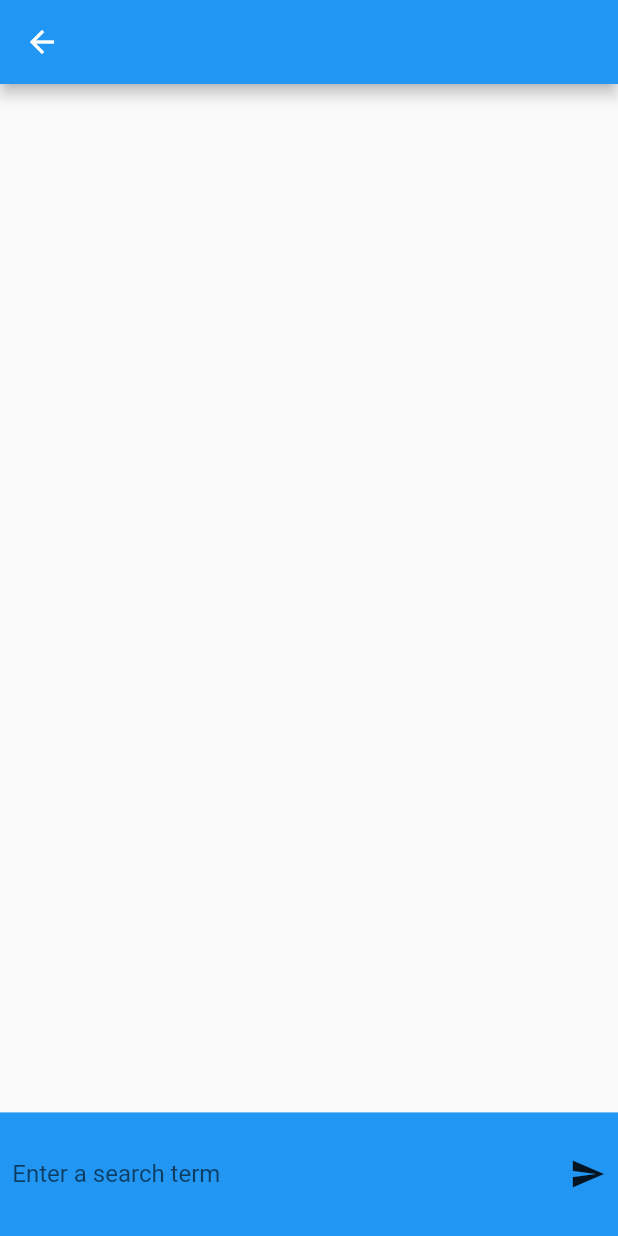
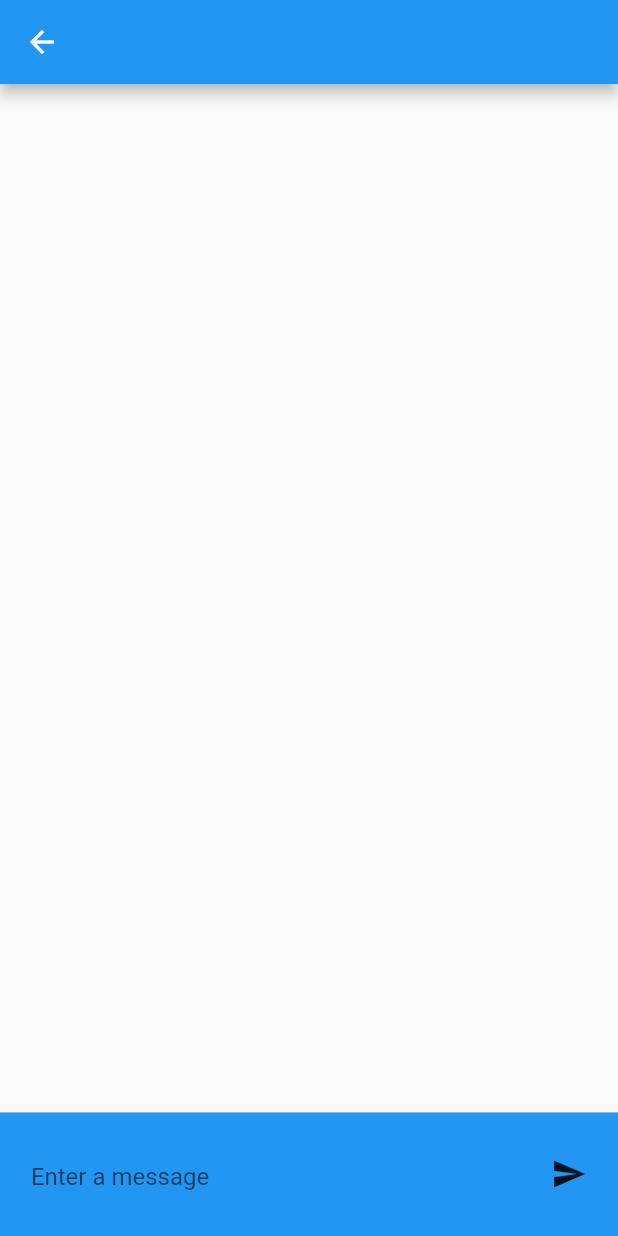
Before and after one commit to baifengheixi/tradix, a Flutter app: the ChatMobileView screen opened directly, on a phone screen of 412 x 824 dp. Run offline on Flutter 3.47's test engine with Material 2 defaults, Android fonts, the light colour scheme and no system bars; our stand-ins replace animated_bottom_navigation_bar, auto_route, auto_size_text, bloc, carousel_slider, flutter_bloc and 6 more; missing offline and left inert: dart_openai; generated files the repository leaves out were written again.

Commit message:
feat(🚀): add chat section that user can chat with ai

```diff
--- a/lib/business_logic/blocs/chat_openai/chat_openai_event.dart
+++ /dev/null
@@ -1,6 +0,0 @@
-part of 'chat_openai_bloc.dart';
-
-@immutable
-abstract class ChatOpenAIEvent {}
-
-class ChatOpenAIFetchEvent extends ChatOpenAIEvent {}
--- a/lib/business_logic/blocs/chat_openai/chat_openai_state.dart
+++ /dev/null
@@ -1,37 +0,0 @@
-part of 'chat_openai_bloc.dart';
-
-@immutable
-abstract class ChatOpenAIState {
-  final String? message;
-  final String? errorMessage;
-  final int? statusCode;
-  final bool isLoading;
-
-  const ChatOpenAIState({
-    this.message = '',
-    this.errorMessage,
-    this.statusCode,
-    this.isLoading = false,
-  });
-}
-
-class ChatOpenAIInitial extends ChatOpenAIState {}
-
-class ChatOpenAILoading extends ChatOpenAIState {
-  const ChatOpenAILoading() : super(isLoading: true);
-}
-
-class ChatOpenAILoaded extends ChatOpenAIState {
-  const ChatOpenAILoaded({required String message}) : super(message: message, isLoading: false);
-}
-
-class ChatOpenAIError extends ChatOpenAIState {
-  const ChatOpenAIError({
-    required String? errorMessage,
-    required int? statusCode,
-  }) : super(
-          errorMessage: errorMessage,
-          isLoading: false,
-          statusCode: statusCode,
-        );
-}
--- /dev/null
+++ b/lib/presentation/screens/chat/bloc/ai_message/ai_message_bloc.dart
@@ -0,0 +1,36 @@
+import 'package:bloc/bloc.dart';
+import 'package:dart_openai/openai.dart';
+import 'package:injectable/injectable.dart';
+import 'package:meta/meta.dart';
+import 'package:tradix/data/repositories/chat_openai_repository.dart';
+
+part 'ai_message_event.dart';
+part 'ai_message_state.dart';
+
+@injectable
+class AIMessageBloc extends Bloc<AIMessageEvent, AIMessageState> {
+  final ChatOpenAIRepository _chatOpenAIRepository;
+
+  AIMessageBloc(this._chatOpenAIRepository) : super(AIMessageInitial()) {
+    on<AIMessageFetchEvent>((event, emit) async {
+      emit(AIMessageLoading());
+      OpenAI.apiKey = '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';
+
+      try {
+        var chatCompletion = _chatOpenAIRepository.chatStream(
+          messages: event.history,
+        );
+
+        await emit.forEach(chatCompletion, onData: (chatStreamEvent) {
+          String? data = chatStreamEvent.choices.first.delta.content ?? '';
+
+          return AIMessageLoaded(message: "${state.message} $data");
+        }).whenComplete(() {
+          emit(AIMessageLoaded(message: state.message, isCompleted: true));
+        });
+      } on RequestFailedException catch (e) {
+        emit(AIMessageError(errorMessage: e.message));
+      }
+    });
+  }
+}
--- /dev/null
+++ b/lib/presentation/screens/chat/bloc/ai_message/ai_message_event.dart
@@ -0,0 +1,18 @@
+part of 'ai_message_bloc.dart';
+
+@immutable
+abstract class AIMessageEvent {
+  final List<OpenAIChatCompletionChoiceMessageModel> history;
+
+  const AIMessageEvent({
+    required this.history,
+  });
+}
+
+class AIMessageFetchEvent extends AIMessageEvent {
+  const AIMessageFetchEvent({
+    required List<OpenAIChatCompletionChoiceMessageModel> history,
+  }) : super(
+          history: history,
+        );
+}
--- /dev/null
+++ b/lib/presentation/screens/chat/bloc/ai_message/ai_message_state.dart
@@ -0,0 +1,36 @@
+part of 'ai_message_bloc.dart';
+
+@immutable
+abstract class AIMessageState {
+  final bool isCompleted;
+  final String? errorMessage;
+  final String message;
+
+  const AIMessageState({
+    this.message = '',
+    this.errorMessage,
+    this.isCompleted = false,
+  });
+}
+
+class AIMessageInitial extends AIMessageState {}
+
+class AIMessageLoading extends AIMessageState {}
+
+class AIMessageLoaded extends AIMessageState {
+  const AIMessageLoaded({
+    required String message,
+    bool? isCompleted,
+  }) : super(
+          message: message,
+          isCompleted: isCompleted ?? false,
+        );
+}
+
+class AIMessageError extends AIMessageState {
+  const AIMessageError({
+    required String? errorMessage,
+  }) : super(
+          errorMessage: errorMessage,
+        );
+}
--- /dev/null
+++ b/lib/presentation/screens/chat/cubit/history_message/history_message_cubit.dart
@@ -0,0 +1,18 @@
+import 'package:bloc/bloc.dart';
+import 'package:dart_openai/openai.dart';
+import 'package:meta/meta.dart';
+
+part 'history_message_state.dart';
+
+class HistoryMessageCubit extends Cubit<HistoryMessageState> {
+  HistoryMessageCubit() : super(HistoryMessageInitial());
+
+  push(String message, OpenAIChatMessageRole role) {
+    var lastChat = OpenAIChatCompletionChoiceMessageModel(
+      role: role,
+      content: message,
+    );
+
+    emit(HistoryMessageUpdate(history: [...state.history, lastChat]));
+  }
+}
--- /dev/null
+++ b/lib/presentation/screens/chat/cubit/history_message/history_message_state.dart
@@ -0,0 +1,20 @@
+part of 'history_message_cubit.dart';
+
+@immutable
+abstract class HistoryMessageState {
+  final List<OpenAIChatCompletionChoiceMessageModel> history;
+
+  const HistoryMessageState({
+    this.history = const [],
+  });
+}
+
+class HistoryMessageInitial extends HistoryMessageState {}
+
+class HistoryMessageUpdate extends HistoryMessageState {
+  const HistoryMessageUpdate({
+    required history,
+  }) : super(
+          history: history,
+        );
+}
--- /dev/null
+++ b/lib/presentation/screens/chat/cubit/user_message/user_message_cubit.dart
@@ -0,0 +1,16 @@
+import 'package:bloc/bloc.dart';
+import 'package:meta/meta.dart';
+
+part 'user_message_state.dart';
+
+class UserMessageCubit extends Cubit<UserMessageState> {
+  UserMessageCubit() : super(UserMessageInitial());
+
+  update(String message) {
+    emit(UserMessageUpdate(message: message));
+  }
+
+  clear() {
+    emit(const UserMessageUpdate(message: ''));
+  }
+}
--- /dev/null
+++ b/lib/presentation/screens/chat/cubit/user_message/user_message_state.dart
@@ -0,0 +1,20 @@
+part of 'user_message_cubit.dart';
+
+@immutable
+abstract class UserMessageState {
+  final String message;
+
+  const UserMessageState({
+    this.message = '',
+  });
+}
+
+class UserMessageInitial extends UserMessageState {}
+
+class UserMessageUpdate extends UserMessageState {
+  const UserMessageUpdate({
+    required message,
+  }) : super(
+          message: message,
+        );
+}
--- a/lib/presentation/screens/chat/views/chat_mobile_view.dart
+++ b/lib/presentation/screens/chat/views/chat_mobile_view.dart
@@ -1,40 +1,71 @@
+import 'package:dart_openai/openai.dart';
 import 'package:flutter/material.dart';
 import 'package:flutter_bloc/flutter_bloc.dart';
 import 'package:responsive_builder/responsive_builder.dart';
-import 'package:tradix/business_logic/blocs/chat_openai/chat_openai_bloc.dart';
+import 'package:tradix/presentation/screens/chat/bloc/ai_message/ai_message_bloc.dart';
+import 'package:tradix/presentation/screens/chat/cubit/history_message/history_message_cubit.dart';
+import 'package:tradix/presentation/screens/chat/cubit/user_message/user_message_cubit.dart';
 
 class ChatMobileView extends StatelessWidget {
   const ChatMobileView({super.key});
 
   @override
   Widget build(BuildContext context) {
-    // context.read<ChatOpenAIBloc>().add(ChatOpenAIFetchEvent());
-    return Scaffold(
+    var userMessageCubit = BlocProvider.of<UserMessageCubit>(context);
+    var historyMessageCubit = BlocProvider.of<HistoryMessageCubit>(context);
+    var aiMessageBloc = BlocProvider.of<AIMessageBloc>(context);
+
+    return BlocListener<AIMessageBloc, AIMessageState>(
+      listener: (context, state) {
+        if (state.isCompleted) {
+          historyMessageCubit.push(aiMessageBloc.state.message, OpenAIChatMessageRole.assistant);
+        }
+      },
+      child: Scaffold(
         appBar: AppBar(),
-      body: BlocBuilder<ChatOpenAIBloc, ChatOpenAIState>(
+        body: BlocBuilder<HistoryMessageCubit, HistoryMessageState>(
           builder: (context, state) {
-          return Center(
-            child: Text(context.read<ChatOpenAIBloc>().state.message ?? "no data"),
+            return ListView.builder(
+              itemCount: historyMessageCubit.state.history.length,
+              itemBuilder: (BuildContext context, int index) {
+                var history = historyMessageCubit.state.history[index];
+
+                return ListTile(
+                    leading: index % 2 == 0 ? const Icon(Icons.add) : const Icon(Icons.remove),
+                    title: Text(history.content));
+              },
             );
           },
         ),
         bottomSheet: Container(
           color: Colors.blue,
-        padding: EdgeInsets.all(2.screenWidth),
+          padding: EdgeInsets.all(5.screenWidth),
           height: 10.screenHeight,
           child: Row(
             children: [
               Flexible(
                 child: TextField(
-                decoration: InputDecoration(
+                  decoration: const InputDecoration(
                     border: InputBorder.none,
-                  hintText: 'Enter a search term',
+                    hintText: 'Enter a message',
                   ),
+                  keyboardType: TextInputType.multiline,
+                  onChanged: (value) {
+                    userMessageCubit.update(value);
+                  },
                 ),
               ),
               SizedBox(width: 2.screenWidth),
-            const Icon(Icons.send),
+              GestureDetector(
+                onTap: () {
+                  historyMessageCubit.push(userMessageCubit.state.message, OpenAIChatMessageRole.user);
+                  userMessageCubit.clear();
+                  aiMessageBloc.add(AIMessageFetchEvent(history: historyMessageCubit.state.history));
+                },
+                child: const Icon(Icons.send),
+              ),
             ],
+          ),
         ),
       ),
     );
```
Also changed, not shown: lib/business_logic/blocs/chat_openai/chat_openai_bloc.dart (deleted, +0 -38 lines), lib/business_logic/blocs/coins/coins_bloc.dart (deleted, +0 -28 lines), lib/business_logic/blocs/coins/coins_event.dart (deleted, +0 -9 lines), lib/business_logic/blocs/coins/coins_state.dart (deleted, +0 -40 lines), lib/presentation/screens/chat/views/chat_view.dart (+15 -3 lines), lib/presentation/screens/on_boarding/views/on_boarding_view.dart (+4 -9 lines), lib/app/dependency_injection/dependencies.config.dart. Lines whose indentation alone changed are shown as unchanged.
